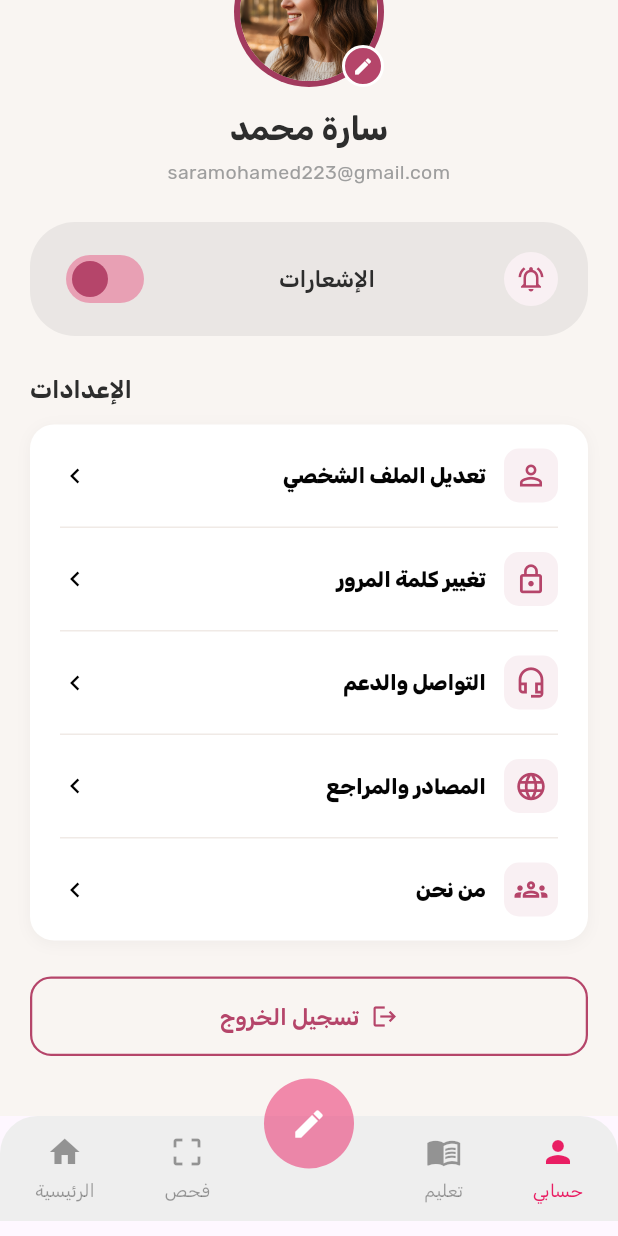
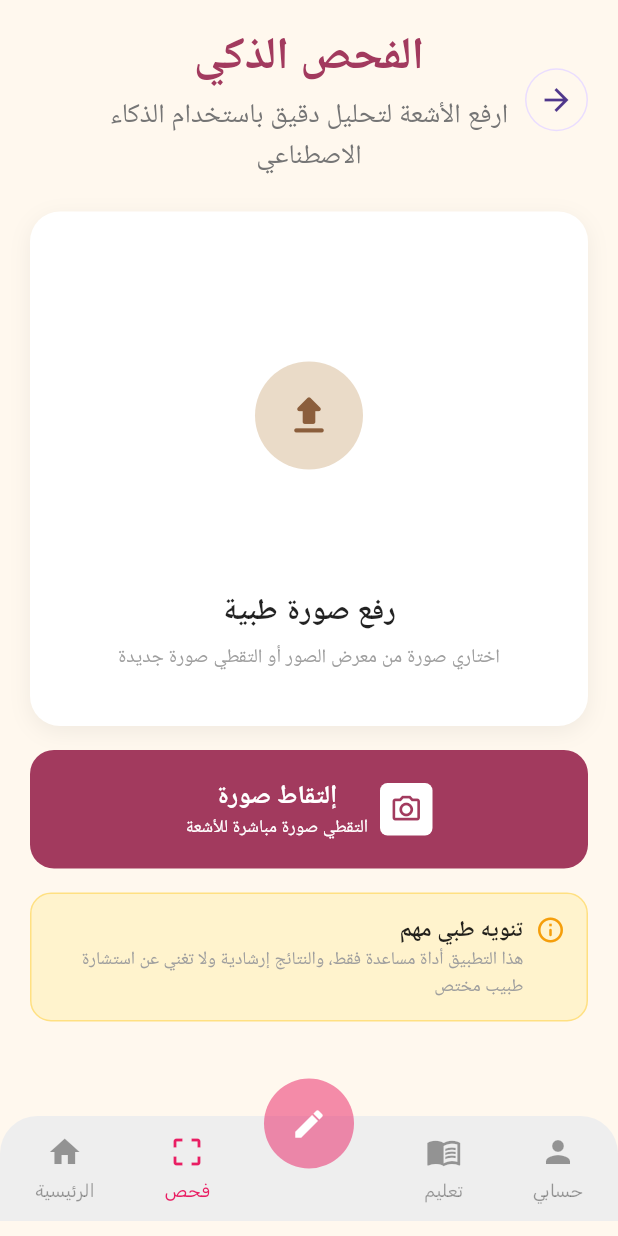
Before and after one commit to HamdiElsherpeni/sakeena_app, a Flutter app: the ProfileView screen opened by its route, scrolled down 66 dp, after a tap on "فحص", on a phone screen of 412 x 824 dp. Run offline on Flutter 3.47's test engine with Material 3 defaults, Android fonts, the phone set to English and light mode, and no system bars; our stand-ins replace dio, flutter_bloc, flutter_screenutil, get_it, go_router, pretty_dio_logger and 1 more; accounts and stored records are empty; Roboto replaces fonts that are missing (Cairo).

Commit message:
created scan image as ui

```diff
--- a/lib/core/utils/app_router.dart
+++ b/lib/core/utils/app_router.dart
@@ -4,12 +4,13 @@ import 'package:sakeena_app/features/auth/presentation/view/forget_pass_view.dar
 import 'package:sakeena_app/features/auth/presentation/view/login_view.dart';
 import 'package:sakeena_app/features/auth/presentation/view/sin_up_view.dart';
 import 'package:sakeena_app/features/home/presentation/view/home_view.dart';
-import 'package:sakeena_app/features/home/presentation/view/widgets/custom_nav_bar.dart';
+import 'package:sakeena_app/core/widgets/custom_nav_bar.dart';
 import 'package:sakeena_app/features/onboarding/presentation/view/on_bording_view.dart';
 import 'package:sakeena_app/features/onboarding/presentation/view/wellcome_view.dart';
 import 'package:sakeena_app/features/profile_view/presentation/view/change_password.dart';
 import 'package:sakeena_app/features/profile_view/presentation/view/profile_view.dart';
 import 'package:sakeena_app/features/profile_view/presentation/view/widgets/etide_profile_view.dart';
+import 'package:sakeena_app/features/smart_acan/ui/view/smart_scan_screen.dart';
 import 'package:sakeena_app/features/splash/presentation/view/splash_view.dart';
 
 abstract class AppRouter {
@@ -23,6 +24,7 @@ abstract class AppRouter {
   static String kprofileditview = '/profileditview';
   static String kSplash = '/';
   static String kchangePasswordview = '/changePasswordview';
+  static String kSmartAcanView = '/SmartAcanView';
 
   static GoRouter router(bool seenOnBoarding) => GoRouter(
     initialLocation: seenOnBoarding ? kwellComView : konBording,
@@ -31,6 +33,10 @@ abstract class AppRouter {
       GoRoute(
         path: konBording,
         builder: (context, state) => const OnBoardingView(),
+      ),
+      GoRoute(
+        path: kSmartAcanView,
+        builder: (context, state) => const SmartScanScreen(),
       ),
       GoRoute(
         path: kchangePasswordview,
--- a/lib/features/home/presentation/view/widgets/custom_nav_bar.dart
+++ b/lib/core/widgets/custom_nav_bar.dart
@@ -47,7 +47,11 @@ class CustomNavBar extends StatelessWidget {
                   icon: Icons.crop_free,
                   label: "فحص",
                   isSelected: currentIndex == 2,
-                  onTap: () {},
+                  onTap: () {
+                    if (currentIndex != 2) {
+                      context.go(AppRouter.kSmartAcanView);
+                    }
+                  },
                 ),
                 NavItem(
                   icon: Icons.home,
@@ -86,6 +90,7 @@ class CustomNavBar extends StatelessWidget {
     );
   }
 }
+
 class NavItem extends StatelessWidget {
   final IconData icon;
   final String label;
@@ -107,10 +112,7 @@ class NavItem extends StatelessWidget {
       child: Column(
         mainAxisAlignment: MainAxisAlignment.center,
         children: [
-          Icon(
-            icon,
-            color: isSelected ? Colors.pink : Colors.black38,
-          ),
+          Icon(icon, color: isSelected ? Colors.pink : Colors.black38),
           const SizedBox(height: 5),
           Text(
             label,
--- a/lib/features/auth/presentation/view/widgets/forget_pass_app_bar.dart
+++ b/lib/features/auth/presentation/view/widgets/forget_pass_app_bar.dart
@@ -1,9 +1,9 @@
 import 'package:flutter/material.dart';
-import 'package:sakeena_app/features/auth/presentation/view/widgets/custom_circle_avatar.dart';
+import 'package:sakeena_app/core/widgets/custom_circle_avatar.dart';
 
 class CustomAppBar extends StatelessWidget {
   const CustomAppBar({super.key, required this.titel});
-final String titel;
+  final String titel;
   @override
   Widget build(BuildContext context) {
     return Row(
@@ -11,7 +11,7 @@ final String titel;
         CustomCircleAvatar(),
         SizedBox(width: 60),
         Text(
-         titel,
+          titel,
           style: TextStyle(fontSize: 20, fontWeight: FontWeight.w600),
         ),
       ],
--- a/lib/features/auth/presentation/view/widgets/login_view_body.dart
+++ b/lib/features/auth/presentation/view/widgets/login_view_body.dart
@@ -7,7 +7,7 @@ import 'package:sakeena_app/core/widgets/coustem_eleveted_butten.dart';
 import 'package:sakeena_app/features/auth/logic/auth_cubit.dart';
 import 'package:sakeena_app/features/auth/logic/auth_state.dart';
 import 'log_in_form.dart';
-import 'package:sakeena_app/features/auth/presentation/view/widgets/custom_circle_avatar.dart';
+import 'package:sakeena_app/core/widgets/custom_circle_avatar.dart';
 import 'package:sakeena_app/features/auth/presentation/view/widgets/custom_googel_button.dart';
 import 'package:sakeena_app/features/auth/presentation/view/widgets/custom_login_wellcom_text.dart';
 
--- a/lib/features/auth/presentation/view/widgets/sin_up_view_body.dart
+++ b/lib/features/auth/presentation/view/widgets/sin_up_view_body.dart
@@ -1,7 +1,7 @@
 import 'package:flutter/material.dart';
 import 'package:flutter_bloc/flutter_bloc.dart';
 import 'package:sakeena_app/features/auth/logic/auth_cubit.dart';
-import 'package:sakeena_app/features/auth/presentation/view/widgets/custom_circle_avatar.dart';
+import 'package:sakeena_app/core/widgets/custom_circle_avatar.dart';
 import 'package:sakeena_app/features/auth/presentation/view/widgets/custom_googel_button.dart';
 import 'package:sakeena_app/features/auth/presentation/view/widgets/custom_wellcome_text_sin_up.dart';
 import 'package:sakeena_app/features/auth/presentation/view/widgets/sin_up_form.dart';
--- a/lib/features/home/presentation/view/widgets/home_services_grid.dart
+++ b/lib/features/home/presentation/view/widgets/home_services_grid.dart
@@ -1,4 +1,6 @@
 import 'package:flutter/material.dart';
+import 'package:go_router/go_router.dart';
+import 'package:sakeena_app/core/utils/app_router.dart';
 import 'package:sakeena_app/features/home/presentation/view/widgets/home_services_item.dart';
 
 class HomeServicesGrid extends StatelessWidget {
@@ -32,7 +34,9 @@ class HomeServicesGrid extends StatelessWidget {
               icon: Icons.crop_free,
               backgroundColor: Color(0xFFEDE7F6),
               iconColor: Color(0xFF7E57C2),
-              onTap: () {},
+              onTap: () {
+                context.push(AppRouter.kSmartAcanView);
+              },
             ),
             HomeServiceItem(
               title: 'اختبار الاطمئنان',
--- a/lib/features/profile_view/presentation/view/profile_view.dart
+++ b/lib/features/profile_view/presentation/view/profile_view.dart
@@ -2,7 +2,7 @@ import 'package:flutter/material.dart';
 import 'package:go_router/go_router.dart';
 import 'package:sakeena_app/core/resources/app_assets.dart';
 import 'package:sakeena_app/core/utils/app_router.dart';
-import 'package:sakeena_app/features/home/presentation/view/widgets/custom_nav_bar.dart';
+import 'package:sakeena_app/core/widgets/custom_nav_bar.dart';
 import 'package:sakeena_app/features/profile_view/presentation/view/widgets/logout_button_widget.dart';
 import 'package:sakeena_app/features/profile_view/presentation/view/widgets/notifications_toggel_widget.dart';
 import 'package:sakeena_app/features/profile_view/presentation/view/widgets/profile_header_widget.dart';
--- a/lib/features/profile_view/presentation/view/widgets/change_password_header.dart
+++ b/lib/features/profile_view/presentation/view/widgets/change_password_header.dart
@@ -1,5 +1,5 @@
 import 'package:flutter/material.dart';
-import 'package:sakeena_app/features/auth/presentation/view/widgets/custom_circle_avatar.dart';
+import 'package:sakeena_app/core/widgets/custom_circle_avatar.dart';
 
 class ChangePasswordHeader extends StatelessWidget {
   const ChangePasswordHeader({super.key});
--- /dev/null
+++ b/lib/features/smart_acan/ui/view/smart_scan_screen.dart
@@ -0,0 +1,22 @@
+import 'package:flutter/material.dart';
+import 'package:sakeena_app/core/resources/app_colors.dart';
+import 'package:sakeena_app/core/widgets/custom_nav_bar.dart';
+import 'package:sakeena_app/features/smart_acan/ui/view/widgets/smart_scan_view_body.dart';
+
+class SmartScanScreen extends StatelessWidget {
+  const SmartScanScreen({super.key});
+
+  @override
+  Widget build(BuildContext context) {
+    return Scaffold(
+      backgroundColor: AppColors.KprimaryColor,
+      bottomNavigationBar: CustomNavBar(currentIndex: 2),
+      body: SafeArea(
+        child: Padding(
+          padding: const EdgeInsets.symmetric(horizontal: 20, vertical: 16),
+          child: SmartScanViewBody(),
+        ),
+      ),
+    );
+  }
+}
--- /dev/null
+++ b/lib/features/smart_acan/ui/view/widgets/capture_button.dart
@@ -0,0 +1,55 @@
+import 'package:flutter/material.dart';
+import 'package:sakeena_app/core/resources/app_colors.dart';
+
+class CaptureButton extends StatelessWidget {
+  final VoidCallback? onPressed;
+  const CaptureButton({super.key, this.onPressed});
+
+  @override
+  Widget build(BuildContext context) {
+    return ElevatedButton.icon(
+      onPressed: onPressed,
+      style: ElevatedButton.styleFrom(
+        backgroundColor: AppColors.primary,
+        foregroundColor: Colors.white,
+        padding: const EdgeInsets.symmetric(vertical: 18),
+        shape: RoundedRectangleBorder(borderRadius: BorderRadius.circular(16)),
+        elevation: 0,
+      ),
+      icon: Container(
+        width: 35,
+        height: 35,
+        decoration: BoxDecoration(
+          color: Colors.white,
+          borderRadius: BorderRadius.circular(5),
+        ),
+        child: const Icon(
+          color: AppColors.primary,
+          Icons.camera_alt_outlined,
+          size: 22,
+        ),
+      ),
+      label: Column(
+        mainAxisSize: MainAxisSize.min,
+        children: [
+          Text(
+            'إلتقاط صورة',
+            style: TextStyle(
+              fontSize: 17,
+              fontWeight: FontWeight.bold,
+              fontFamily: 'Cairo',
+            ),
+          ),
+          Text(
+            'التقطي صورة مباشرة للأشعة',
+            style: TextStyle(
+              fontSize: 12,
+              fontWeight: FontWeight.w400,
+              fontFamily: 'Cairo',
+            ),
+          ),
+        ],
+      ),
+    );
+  }
+}
--- /dev/null
+++ b/lib/features/smart_acan/ui/view/widgets/medical_disclaimer_card.dart
@@ -0,0 +1,56 @@
+import 'package:flutter/material.dart';
+
+class MedicalDisclaimerCard extends StatelessWidget {
+  const MedicalDisclaimerCard({super.key});
+
+  @override
+  Widget build(BuildContext context) {
+    return Container(
+      padding: const EdgeInsets.all(14),
+      decoration: BoxDecoration(
+        color: const Color(0xFFFFF3CD),
+        borderRadius: BorderRadius.circular(14),
+        border: Border.all(color: const Color(0xFFFFE082), width: 1),
+      ),
+      child: Row(
+        crossAxisAlignment: CrossAxisAlignment.start,
+        children: [
+          const Icon(
+            Icons.info_outline_rounded,
+            color: Color(0xFFF59E0B),
+            size: 20,
+          ),
+          const SizedBox(width: 8),
+          Expanded(
+            child: RichText(
+              textDirection: TextDirection.rtl,
+              text: TextSpan(
+                children: [
+                  TextSpan(
+                    text: 'تنويه طبي مهم\n',
+                    style: TextStyle(
+                      fontWeight: FontWeight.bold,
+                      fontSize: 15,
+                      color: Colors.black87,
+                      fontFamily: 'Cairo',
+                    ),
+                  ),
+                  TextSpan(
+                    text:
+                        'هذا التطبيق أداة مساعدة فقط، والنتائج إرشادية ولا تغني عن استشارة طبيب مختص',
+                    style: TextStyle(
+                      fontSize: 12,
+                      color: Colors.grey,
+                      height: 1.5,
+                      fontFamily: 'Cairo',
+                    ),
+                  ),
+                ],
+              ),
+            ),
+          ),
+        ],
+      ),
+    );
+  }
+}
--- /dev/null
+++ b/lib/features/smart_acan/ui/view/widgets/scan_header.dart
@@ -0,0 +1,45 @@
+import 'package:flutter/material.dart';
+import 'package:sakeena_app/core/resources/app_colors.dart';
+import 'package:sakeena_app/core/widgets/custom_circle_avatar.dart';
+
+class ScanHeader extends StatelessWidget {
+  const ScanHeader({super.key});
+
+  @override
+  Widget build(BuildContext context) {
+    return Row(
+      mainAxisAlignment: MainAxisAlignment.spaceBetween,
+      children: [
+        const CustomCircleAvatar(),
+        Expanded(
+          child: Column(
+            crossAxisAlignment: CrossAxisAlignment.center,
+            children: [
+              Text(
+                'الفحص الذكي',
+                textAlign: TextAlign.center,
+                style: TextStyle(
+                  fontSize: 30,
+                  fontWeight: FontWeight.bold,
+                  color: AppColors.primary,
+                  fontFamily: 'Cairo',
+                ),
+              ),
+              const SizedBox(height: 4),
+              Text(
+                'ارفع الأشعة لتحليل دقيق باستخدام الذكاء الاصطناعي',
+                textAlign: TextAlign.center,
+                style: TextStyle(
+                  fontSize: 18,
+                  color: Colors.grey[600],
+                  fontFamily: 'Cairo',
+                ),
+              ),
+            ],
+          ),
+        ),
+        const SizedBox(width: 42),
+      ],
+    );
+  }
+}
--- /dev/null
+++ b/lib/features/smart_acan/ui/view/widgets/smart_scan_view_body.dart
@@ -0,0 +1,33 @@
+import 'package:flutter/widgets.dart';
+import 'package:sakeena_app/features/smart_acan/ui/view/widgets/capture_button.dart';
+import 'package:sakeena_app/features/smart_acan/ui/view/widgets/medical_disclaimer_card.dart';
+import 'package:sakeena_app/features/smart_acan/ui/view/widgets/scan_header.dart';
+import 'package:sakeena_app/features/smart_acan/ui/view/widgets/upload_card.dart';
+
+class SmartScanViewBody extends StatelessWidget {
+  const SmartScanViewBody({super.key});
+
+  @override
+  Widget build(BuildContext context) {
+    return Column(
+      crossAxisAlignment: CrossAxisAlignment.stretch,
+      children: [
+        const ScanHeader(),
+        const SizedBox(height: 24),
+        UploadCard(
+          onTap: () {
+            /* TODO: معرض الصور */
+          },
+        ),
+        const SizedBox(height: 16),
+        CaptureButton(
+          onPressed: () {
+            /* TODO: الكاميرا */
+          },
+        ),
+        const SizedBox(height: 16),
+        const MedicalDisclaimerCard(),
+      ],
+    );
+  }
+}
--- /dev/null
+++ b/lib/features/smart_acan/ui/view/widgets/upload_card.dart
@@ -0,0 +1,66 @@
+import 'package:flutter/material.dart';
+import 'package:sakeena_app/core/resources/app_colors.dart';
+
+class UploadCard extends StatelessWidget {
+  final VoidCallback? onTap;
+  const UploadCard({super.key, this.onTap});
+
+  @override
+  Widget build(BuildContext context) {
+    return GestureDetector(
+      onTap: onTap,
+      child: Container(
+        padding: const EdgeInsets.symmetric(vertical: 36),
+        decoration: BoxDecoration(
+          color: Colors.white,
+          borderRadius: BorderRadius.circular(20),
+          boxShadow: [
+            BoxShadow(
+              color: Colors.black.withOpacity(0.06),
+              blurRadius: 12,
+              offset: const Offset(0, 4),
+            ),
+          ],
+        ),
+        child: Column(
+          mainAxisSize: MainAxisSize.min,
+          children: [
+            Container(
+              width: 72,
+              height: 200,
+              decoration: BoxDecoration(
+                color: AppColors.skipBg,
+                shape: BoxShape.circle,
+              ),
+              child: Icon(
+                Icons.upload_rounded,
+                size: 34,
+                color: AppColors.skipText,
+              ),
+            ),
+            const SizedBox(height: 16),
+            Text(
+              'رفع صورة طبية',
+              style: TextStyle(
+                fontSize: 20,
+                fontWeight: FontWeight.bold,
+                color: Colors.black87,
+                fontFamily: 'Cairo',
+              ),
+            ),
+            const SizedBox(height: 6),
+            Text(
+              'اختاري صورة من معرض الصور أو التقطي صورة جديدة',
+              textAlign: TextAlign.center,
+              style: TextStyle(
+                fontSize: 13,
+                color: Colors.grey[500],
+                fontFamily: 'Cairo',
+              ),
+            ),
+          ],
+        ),
+      ),
+    );
+  }
+}
```
Also changed, not shown: lib/core/widgets/custom_circle_avatar.dart (renamed from lib/features/auth/presentation/view/widgets/custom_circle_avatar.dart).
